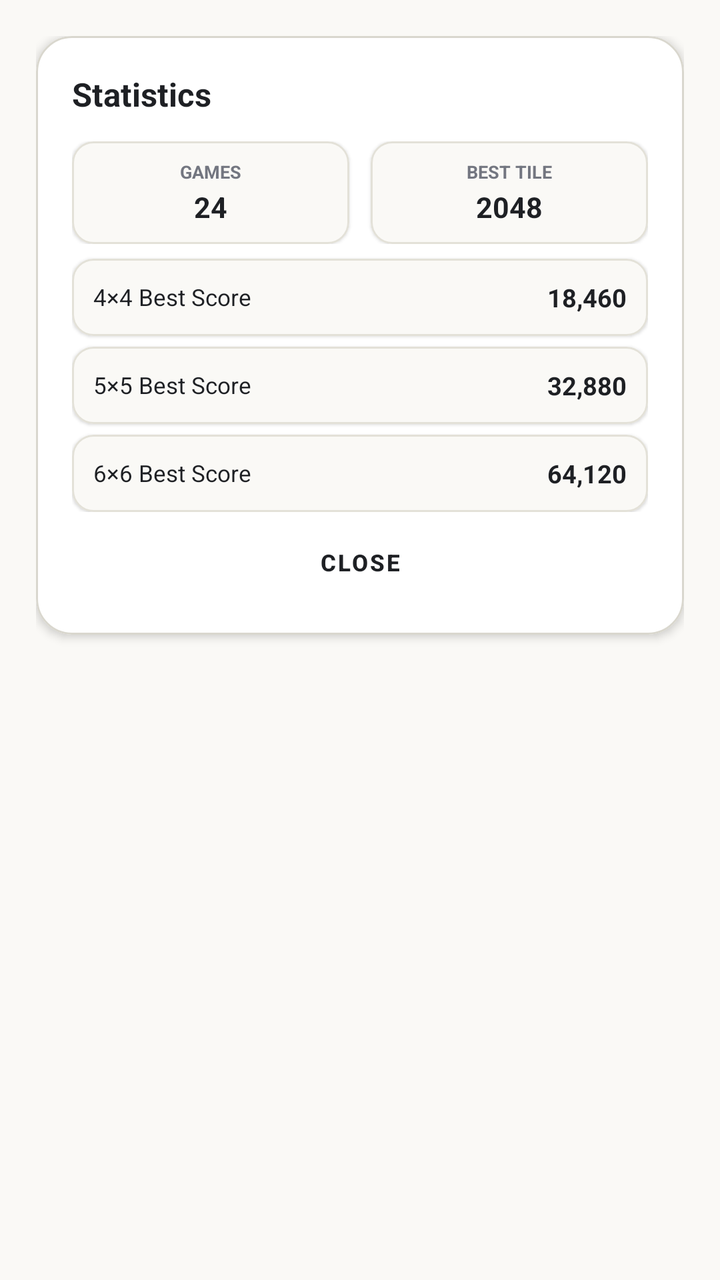
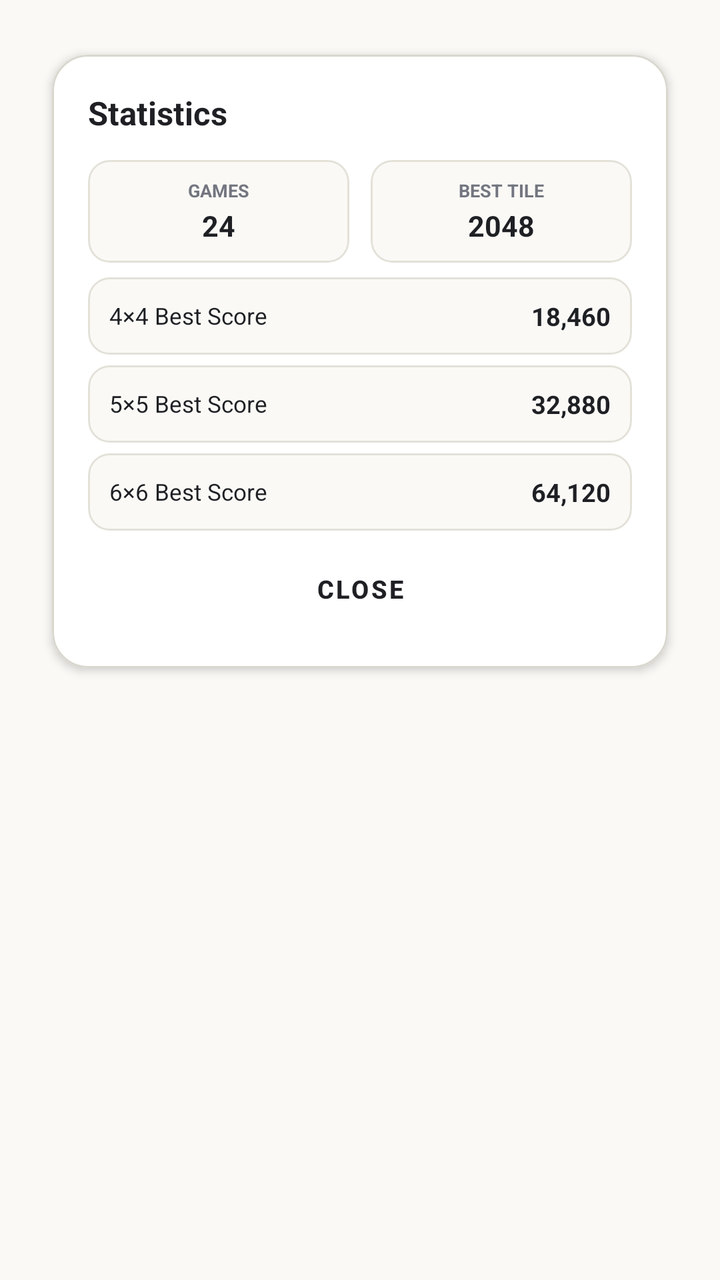

Two renders of the same Android screen: before a commit and after it. Below are the layout's source before the change and the commit's diff.
<!-- AndroidManifest.xml: application theme Theme.NumberBlocks -->
<!-- res/layout/dialog_career_stats.xml -->
<?xml version="1.0" encoding="utf-8"?>
<LinearLayout xmlns:android="http://schemas.android.com/apk/res/android"
    xmlns:app="http://schemas.android.com/apk/res-auto"
    android:layout_width="match_parent"
    android:layout_height="wrap_content"
    android:background="@android:color/transparent"
    android:orientation="vertical"
    android:padding="@dimen/dp_20">

    <com.google.android.material.card.MaterialCardView
        android:layout_width="match_parent"
        android:layout_height="wrap_content"
        app:cardBackgroundColor="#FFFFFF"
        app:cardCornerRadius="@dimen/dp_20"
        app:cardElevation="@dimen/dp_3"
        app:strokeColor="#D9D7CE"
        app:strokeWidth="@dimen/dp_1">

        <LinearLayout
            android:layout_width="match_parent"
            android:layout_height="wrap_content"
            android:orientation="vertical"
            android:padding="@dimen/dp_20">

            <TextView
                android:layout_width="wrap_content"
                android:layout_height="wrap_content"
                android:text="@string/statistics"
                android:textColor="#1E2024"
                android:textSize="@dimen/sp_18"
                android:textStyle="bold" />

            
            <LinearLayout
                android:layout_width="match_parent"
                android:layout_height="wrap_content"
                android:layout_marginTop="@dimen/dp_14"
                android:orientation="vertical">

                
                <LinearLayout
                    android:layout_width="match_parent"
                    android:layout_height="wrap_content"
                    android:orientation="horizontal">

                    <com.google.android.material.card.MaterialCardView
                        android:layout_width="0dp"
                        android:layout_height="wrap_content"
                        android:layout_weight="1"
                        android:layout_marginEnd="@dimen/dp_6"
                        app:cardBackgroundColor="#FAF9F6"
                        app:cardCornerRadius="@dimen/dp_12"
                        app:strokeColor="#E3E1D8"
                        app:strokeWidth="@dimen/dp_1">

                        <LinearLayout
                            android:layout_width="match_parent"
                            android:layout_height="wrap_content"
                            android:gravity="center"
                            android:orientation="vertical"
                            android:padding="@dimen/dp_10">

                            <TextView
                                android:layout_width="wrap_content"
                                android:layout_height="wrap_content"
                                android:text="@string/games_label"
                                android:textColor="#737680"
                                android:textSize="@dimen/sp_10"
                                android:textStyle="bold" />

                            <TextView
                                android:id="@+id/tv_stats_games_played"
                                android:layout_width="wrap_content"
                                android:layout_height="wrap_content"
                                android:layout_marginTop="@dimen/dp_2"
                                android:text="24"
                                android:textColor="#1E2024"
                                android:textSize="@dimen/sp_16"
                                android:textStyle="bold" />
                        </LinearLayout>
                    </com.google.android.material.card.MaterialCardView>

                    <com.google.android.material.card.MaterialCardView
                        android:layout_width="0dp"
                        android:layout_height="wrap_content"
                        android:layout_weight="1"
                        android:layout_marginStart="@dimen/dp_6"
                        app:cardBackgroundColor="#FAF9F6"
                        app:cardCornerRadius="@dimen/dp_12"
                        app:strokeColor="#E3E1D8"
                        app:strokeWidth="@dimen/dp_1">

                        <LinearLayout
                            android:layout_width="match_parent"
                            android:layout_height="wrap_content"
                            android:gravity="center"
                            android:orientation="vertical"
                            android:padding="@dimen/dp_10">

                            <TextView
                                android:layout_width="wrap_content"
                                android:layout_height="wrap_content"
                                android:text="@string/best_tile_label"
                                android:textColor="#737680"
                                android:textSize="@dimen/sp_10"
                                android:textStyle="bold" />

                            <TextView
                                android:id="@+id/tv_stats_highest_tile"
                                android:layout_width="wrap_content"
                                android:layout_height="wrap_content"
                                android:layout_marginTop="@dimen/dp_2"
                                android:text="2048"
                                android:textColor="#1E2024"
                                android:textSize="@dimen/sp_16"
                                android:textStyle="bold" />
                        </LinearLayout>
                    </com.google.android.material.card.MaterialCardView>
                </LinearLayout>

                
                <com.google.android.material.card.MaterialCardView
                    android:layout_width="match_parent"
                    android:layout_height="wrap_content"
                    android:layout_marginTop="@dimen/dp_8"
                    app:cardBackgroundColor="#FAF9F6"
                    app:cardCornerRadius="@dimen/dp_12"
                    app:strokeColor="#E3E1D8"
                    app:strokeWidth="@dimen/dp_1">

                    <LinearLayout
                        android:layout_width="match_parent"
                        android:layout_height="wrap_content"
                        android:gravity="center_vertical"
                        android:orientation="horizontal"
                        android:padding="@dimen/dp_12">

                        <TextView
                            android:layout_width="0dp"
                            android:layout_height="wrap_content"
                            android:layout_weight="1"
                            android:text="4×4 Best Score"
                            android:textColor="#1E2024"
                            android:textSize="@dimen/sp_13" />

                        <TextView
                            android:id="@+id/tv_stats_best_4"
                            android:layout_width="wrap_content"
                            android:layout_height="wrap_content"
                            android:text="18,460"
                            android:textColor="#1E2024"
                            android:textSize="@dimen/sp_14"
                            android:textStyle="bold" />
                    </LinearLayout>
                </com.google.android.material.card.MaterialCardView>

                
                <com.google.android.material.card.MaterialCardView
                    android:layout_width="match_parent"
                    android:layout_height="wrap_content"
                    android:layout_marginTop="@dimen/dp_6"
                    app:cardBackgroundColor="#FAF9F6"
                    app:cardCornerRadius="@dimen/dp_12"
                    app:strokeColor="#E3E1D8"
                    app:strokeWidth="@dimen/dp_1">

                    <LinearLayout
                        android:layout_width="match_parent"
                        android:layout_height="wrap_content"
                        android:gravity="center_vertical"
                        android:orientation="horizontal"
                        android:padding="@dimen/dp_12">

                        <TextView
                            android:layout_width="0dp"
                            android:layout_height="wrap_content"
                            android:layout_weight="1"
                            android:text="5×5 Best Score"
                            android:textColor="#1E2024"
                            android:textSize="@dimen/sp_13" />

                        <TextView
                            android:id="@+id/tv_stats_best_5"
                            android:layout_width="wrap_content"
                            android:layout_height="wrap_content"
                            android:text="32,880"
                            android:textColor="#1E2024"
                            android:textSize="@dimen/sp_14"
                            android:textStyle="bold" />
                    </LinearLayout>
                </com.google.android.material.card.MaterialCardView>

                
                <com.google.android.material.card.MaterialCardView
                    android:layout_width="match_parent"
                    android:layout_height="wrap_content"
                    android:layout_marginTop="@dimen/dp_6"
                    app:cardBackgroundColor="#FAF9F6"
                    app:cardCornerRadius="@dimen/dp_12"
                    app:strokeColor="#E3E1D8"
                    app:strokeWidth="@dimen/dp_1">

                    <LinearLayout
                        android:layout_width="match_parent"
                        android:layout_height="wrap_content"
                        android:gravity="center_vertical"
                        android:orientation="horizontal"
                        android:padding="@dimen/dp_12">

                        <TextView
                            android:layout_width="0dp"
                            android:layout_height="wrap_content"
                            android:layout_weight="1"
                            android:text="6×6 Best Score"
                            android:textColor="#1E2024"
                            android:textSize="@dimen/sp_13" />

                        <TextView
                            android:id="@+id/tv_stats_best_6"
                            android:layout_width="wrap_content"
                            android:layout_height="wrap_content"
                            android:text="64,120"
                            android:textColor="#1E2024"
                            android:textSize="@dimen/sp_14"
                            android:textStyle="bold" />
                    </LinearLayout>
                </com.google.android.material.card.MaterialCardView>

            </LinearLayout>

            <Button
                android:id="@+id/btn_close_stats"
                style="@style/Widget.MaterialComponents.Button.TextButton"
                android:layout_width="match_parent"
                android:layout_height="@dimen/dp_40"
                android:layout_marginTop="@dimen/dp_8"
                android:text="@string/close"
                android:textColor="#1E2024"
                android:textSize="@dimen/sp_13"
                android:textStyle="bold" />

        </LinearLayout>
    </com.google.android.material.card.MaterialCardView>
</LinearLayout>
<!-- resources referenced by this layout -->
<resources>
  <dimen name="dp_1">1.00dp</dimen>
  <dimen name="dp_10">10.00dp</dimen>
  <dimen name="dp_12">12.00dp</dimen>
  <dimen name="dp_14">14.00dp</dimen>
  <dimen name="dp_2">2.00dp</dimen>
  <dimen name="dp_20">20.00dp</dimen>
  <dimen name="dp_3">3.00dp</dimen>
  <dimen name="dp_40">40.00dp</dimen>
  <dimen name="dp_6">6.00dp</dimen>
  <dimen name="dp_8">8.00dp</dimen>
  <dimen name="sp_10">10.00sp</dimen>
  <dimen name="sp_13">13.00sp</dimen>
  <dimen name="sp_14">14.00sp</dimen>
  <dimen name="sp_16">16.00sp</dimen>
  <dimen name="sp_18">18.00sp</dimen>
  <string name="best_tile_label">BEST TILE</string>
  <string name="close">Close</string>
  <string name="games_label">GAMES</string>
  <string name="statistics">Statistics</string>
  <style name="Theme.NumberBlocks" parent="Theme.MaterialComponents.DayNight.NoActionBar">
          <item name="colorPrimary">@color/primary</item>
          <item name="colorPrimaryVariant">@color/primary_variant</item>
          <item name="colorSecondary">@color/secondary</item>
          <item name="android:statusBarColor">@color/background</item>
          <item name="android:navigationBarColor">@color/background</item>
          <item name="android:windowBackground">@color/background</item>
          <item name="android:windowLightStatusBar">true</item>
      </style>
  <color name="primary">#1E2024</color>
  <color name="primary_variant">#161719</color>
  <color name="secondary">#5A5D66</color>
  <color name="background">#FAF9F6</color>
</resources>

<!-- the commit's change to res/layout/dialog_career_stats.xml (unified diff, before → after) -->
@@ -4,6 +4,8 @@
     android:layout_width="match_parent"
     android:layout_height="wrap_content"
     android:background="@android:color/transparent"
+    android:clipChildren="false"
+    android:clipToPadding="false"
     android:orientation="vertical"
     android:padding="@dimen/dp_20">
 
@@ -13,6 +15,7 @@
         app:cardBackgroundColor="#FFFFFF"
         app:cardCornerRadius="@dimen/dp_20"
         app:cardElevation="@dimen/dp_3"
+        app:cardUseCompatPadding="true"
         app:strokeColor="#D9D7CE"
         app:strokeWidth="@dimen/dp_1">
 
@@ -50,6 +53,7 @@
                         android:layout_marginEnd="@dimen/dp_6"
                         app:cardBackgroundColor="#FAF9F6"
                         app:cardCornerRadius="@dimen/dp_12"
+                        app:cardElevation="0dp"
                         app:strokeColor="#E3E1D8"
                         app:strokeWidth="@dimen/dp_1">
 
@@ -87,6 +91,7 @@
                         android:layout_marginStart="@dimen/dp_6"
                         app:cardBackgroundColor="#FAF9F6"
                         app:cardCornerRadius="@dimen/dp_12"
+                        app:cardElevation="0dp"
                         app:strokeColor="#E3E1D8"
                         app:strokeWidth="@dimen/dp_1">
 
@@ -125,6 +130,7 @@
                     android:layout_marginTop="@dimen/dp_8"
                     app:cardBackgroundColor="#FAF9F6"
                     app:cardCornerRadius="@dimen/dp_12"
+                    app:cardElevation="0dp"
                     app:strokeColor="#E3E1D8"
                     app:strokeWidth="@dimen/dp_1">
 
@@ -161,6 +167,7 @@
                     android:layout_marginTop="@dimen/dp_6"
                     app:cardBackgroundColor="#FAF9F6"
                     app:cardCornerRadius="@dimen/dp_12"
+                    app:cardElevation="0dp"
                     app:strokeColor="#E3E1D8"
                     app:strokeWidth="@dimen/dp_1">
 
@@ -197,6 +204,7 @@
                     android:layout_marginTop="@dimen/dp_6"
                     app:cardBackgroundColor="#FAF9F6"
                     app:cardCornerRadius="@dimen/dp_12"
+                    app:cardElevation="0dp"
                     app:strokeColor="#E3E1D8"
                     app:strokeWidth="@dimen/dp_1">
 
@@ -230,13 +238,13 @@
 
             <Button
                 android:id="@+id/btn_close_stats"
-                style="@style/Widget.MaterialComponents.Button.TextButton"
+                style="@style/GameButton.Text"
                 android:layout_width="match_parent"
-                android:layout_height="@dimen/dp_40"
+                android:layout_height="@dimen/dp_48"
                 android:layout_marginTop="@dimen/dp_8"
                 android:text="@string/close"
                 android:textColor="#1E2024"
-                android:textSize="@dimen/sp_13"
+                android:textSize="@dimen/sp_14"
                 android:textStyle="bold" />
 
         </LinearLayout>
<!-- resource entries referenced after the edit -->
@@ -7,7 +7,7 @@
   <dimen name="dp_2">2.00dp</dimen>
   <dimen name="dp_20">20.00dp</dimen>
   <dimen name="dp_3">3.00dp</dimen>
-  <dimen name="dp_40">40.00dp</dimen>
+  <dimen name="dp_48">48.00dp</dimen>
   <dimen name="dp_6">6.00dp</dimen>
   <dimen name="dp_8">8.00dp</dimen>
   <dimen name="sp_10">10.00sp</dimen>
@@ -19,6 +19,14 @@
   <string name="close">Close</string>
   <string name="games_label">GAMES</string>
   <string name="statistics">Statistics</string>
+  <style name="GameButton.Text" parent="Widget.MaterialComponents.Button.TextButton">
+          <item name="android:layout_height">@dimen/dp_48</item>
+          <item name="android:textSize">@dimen/sp_14</item>
+          <item name="android:textStyle">bold</item>
+          <item name="android:insetTop">0dp</item>
+          <item name="android:insetBottom">0dp</item>
+          <item name="android:textColor">@color/text_secondary</item>
+      </style>
   <style name="Theme.NumberBlocks" parent="Theme.MaterialComponents.DayNight.NoActionBar">
           <item name="colorPrimary">@color/primary</item>
           <item name="colorPrimaryVariant">@color/primary_variant</item>
@@ -28,6 +36,7 @@
           <item name="android:windowBackground">@color/background</item>
           <item name="android:windowLightStatusBar">true</item>
       </style>
+  <color name="text_secondary">#737680</color>
   <color name="primary">#1E2024</color>
   <color name="primary_variant">#161719</color>
   <color name="secondary">#5A5D66</color>
